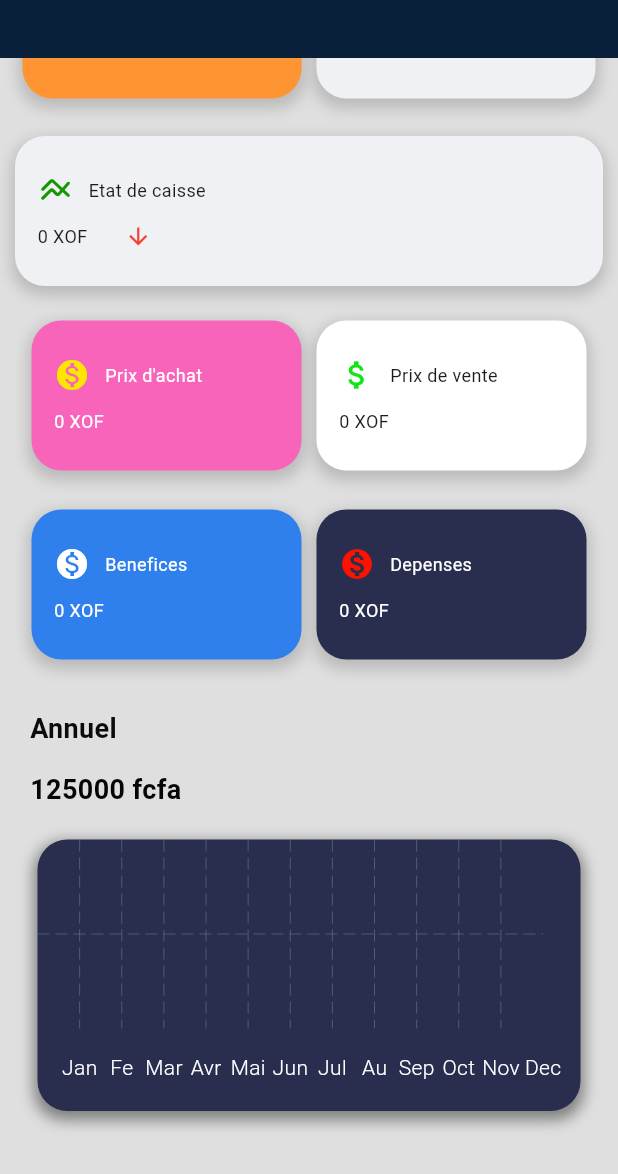
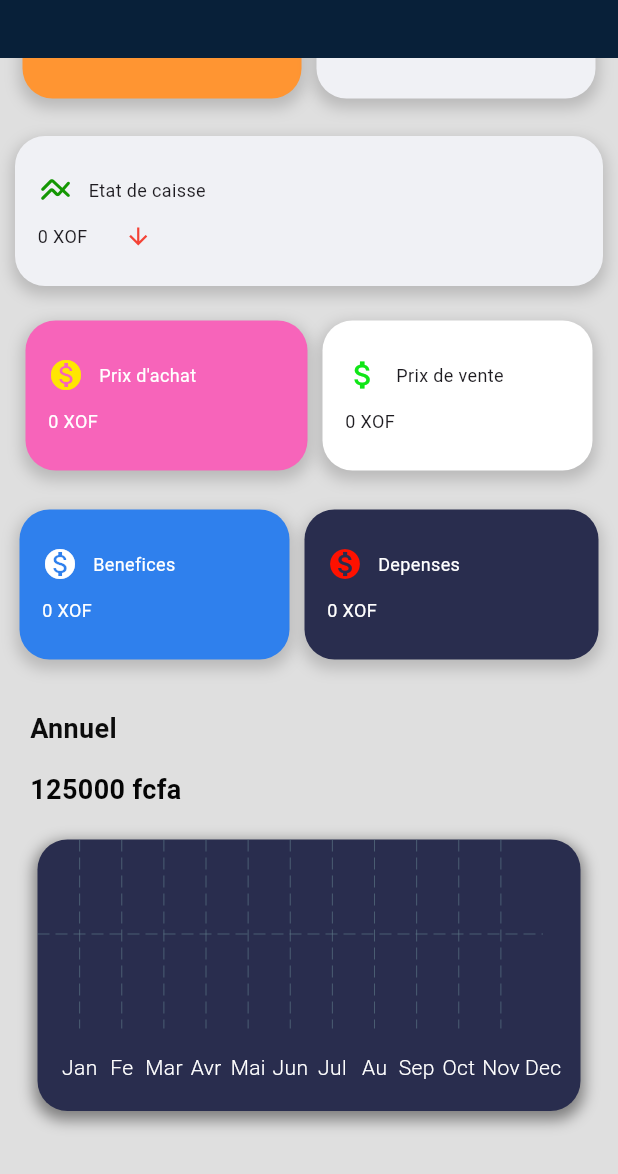
Before and after one commit to salif18/flutter_salsespulse, a Flutter app: the DashboardView screen opened directly, scrolled down 528 dp, on a phone screen of 412 x 824 dp, the part 62-1236 px from its top. Run offline on Flutter 3.47's test engine with Material 3 defaults, Android fonts, the phone set to English and light mode, and no system bars; drawn by our look-alikes of fl_chart; our stand-ins replace date_field, dio, google_fonts, image_picker, pdf, printing and 1 more; accounts and stored records are empty; network calls fail.

Commit message:
responsive la page dashboard

```diff
--- a/app/lib/views/dashbord/dashboard.dart
+++ b/app/lib/views/dashbord/dashboard.dart
@@ -1,7 +1,6 @@
 import 'dart:convert';
 
 import 'package:flutter/material.dart';
-import 'package:flutter/rendering.dart';
 import 'package:google_fonts/google_fonts.dart';
 import 'package:provider/provider.dart';
 import 'package:salespulse/components/app_bar.dart';
@@ -309,9 +308,30 @@ class _DashboardViewState extends State<DashboardView> {
                   itemBuilder: (context, index) {
                     final stock = populaireVente[index];
                     return ListTile(
-                      title: FittedBox(fit: BoxFit.scaleDown,child: Text(stock.id.nom,style: GoogleFonts.roboto(fontSize: AppSizes.fontMedium, color:Colors.white),)),
-                      subtitle: FittedBox(fit:BoxFit.scaleDown,child: Text(stock.id.categories,style: GoogleFonts.roboto(fontSize: AppSizes.fontMedium, color:Colors.white),)),
-                      trailing: FittedBox(fit: BoxFit.scaleDown,child: Text(stock.totalVendu.toString(),style: GoogleFonts.roboto(fontSize: AppSizes.fontMedium, color:Colors.white),)),
+                      title: FittedBox(
+                          fit: BoxFit.scaleDown,
+                          child: Text(
+                            stock.id.nom,
+                            style: GoogleFonts.roboto(
+                                fontSize: AppSizes.fontMedium,
+                                color: Colors.white),
+                          )),
+                      subtitle: FittedBox(
+                          fit: BoxFit.scaleDown,
+                          child: Text(
+                            stock.id.categories,
+                            style: GoogleFonts.roboto(
+                                fontSize: AppSizes.fontMedium,
+                                color: Colors.white),
+                          )),
+                      trailing: FittedBox(
+                          fit: BoxFit.scaleDown,
+                          child: Text(
+                            stock.totalVendu.toString(),
+                            style: GoogleFonts.roboto(
+                                fontSize: AppSizes.fontMedium,
+                                color: Colors.white),
+                          )),
                     );
                   },
                 ),
@@ -418,9 +438,11 @@ class _DashboardViewState extends State<DashboardView> {
 
   Widget _statsCaisse(BuildContext context) {
     int revenu = beneficeTotal - depenseTotal;
+    return LayoutBuilder(builder: (context, constraints) {
       return Container(
         margin: const EdgeInsets.all(10),
         padding: const EdgeInsets.all(10),
+        width: constraints.maxWidth,
         decoration: BoxDecoration(
           color: const Color(0xfff0f1f5),
           borderRadius: BorderRadius.circular(20),
@@ -434,7 +456,6 @@ class _DashboardViewState extends State<DashboardView> {
             ),
           ],
         ),
-      width: MediaQuery.of(context).size.width,
         height: 100,
         child: Column(
           mainAxisAlignment: MainAxisAlignment.center,
@@ -449,9 +470,13 @@ class _DashboardViewState extends State<DashboardView> {
                         color: Color.fromARGB(255, 20, 151, 3))),
                 Padding(
                     padding: const EdgeInsets.all(5),
+                    child: FittedBox(
+                      fit: BoxFit.scaleDown,
                       child: Text(
                         "Etat de caisse",
-                    style: GoogleFonts.roboto(fontSize: AppSizes.fontMedium),
+                        style:
+                            GoogleFonts.roboto(fontSize: AppSizes.fontMedium),
+                      ),
                     ))
               ],
             ),
@@ -459,9 +484,12 @@ class _DashboardViewState extends State<DashboardView> {
               padding: const EdgeInsets.all(5),
               child: Row(
                 children: [
-                Text(
+                  FittedBox(
+                    fit: BoxFit.scaleDown,
+                    child: Text(
                       "$revenu XOF",
                       style: GoogleFonts.roboto(fontSize: AppSizes.fontMedium),
+                    ),
                   ),
                   const SizedBox(width: 25),
                   revenu > 0
@@ -481,17 +509,22 @@ class _DashboardViewState extends State<DashboardView> {
           ],
         ),
       );
+    });
   }
 
   Widget _statsCaisse1(BuildContext context) {
     int prixGlobalAchat = totalAchatOfAchat + totalAchatOfVente;
 
+    return LayoutBuilder(builder: (context, constraints) {
       return Container(
         margin: const EdgeInsets.all(8.0),
+        width: constraints.maxWidth,
         child: Row(
           mainAxisAlignment: MainAxisAlignment.center,
           children: [
-          Container(
+            Flexible(
+              flex: 1,
+              child: Container(
                 margin: const EdgeInsets.all(5),
                 padding: const EdgeInsets.all(10),
                 decoration: BoxDecoration(
@@ -507,7 +540,6 @@ class _DashboardViewState extends State<DashboardView> {
                     ),
                   ],
                 ),
-            width: 180,
                 height: 100,
                 child: Column(
                   mainAxisAlignment: MainAxisAlignment.center,
@@ -522,26 +554,36 @@ class _DashboardViewState extends State<DashboardView> {
                                 color: Color.fromARGB(255, 255, 230, 1))),
                         Padding(
                             padding: const EdgeInsets.all(5),
+                            child: FittedBox(
+                              fit: BoxFit.scaleDown,
                               child: Text(
                                 "Prix d'achat",
                                 style: GoogleFonts.roboto(
                                     fontSize: AppSizes.fontMedium,
                                     color: Colors.white),
+                              ),
                             ))
                       ],
                     ),
                     Padding(
                       padding: const EdgeInsets.all(5),
+                      child: FittedBox(
+                        fit: BoxFit.scaleDown,
                         child: Text(
                           "$prixGlobalAchat XOF",
                           style: GoogleFonts.roboto(
-                        fontSize: AppSizes.fontMedium, color: Colors.white),
+                              fontSize: AppSizes.fontMedium,
+                              color: Colors.white),
+                        ),
                       ),
                     )
                   ],
                 ),
               ),
-          Container(
+            ),
+            Flexible(
+              flex: 1,
+              child: Container(
                 margin: const EdgeInsets.all(5),
                 padding: const EdgeInsets.all(10),
                 decoration: BoxDecoration(
@@ -574,31 +616,42 @@ class _DashboardViewState extends State<DashboardView> {
                             )),
                         Padding(
                             padding: const EdgeInsets.all(5),
+                            child: FittedBox(
+                              fit: BoxFit.scaleDown,
                               child: Text(
                                 "Prix de vente",
-                          style:
-                              GoogleFonts.roboto(fontSize: AppSizes.fontMedium),
+                                style: GoogleFonts.roboto(
+                                    fontSize: AppSizes.fontMedium),
+                              ),
                             ))
                       ],
                     ),
                     Padding(
                       padding: const EdgeInsets.all(5),
+                      child: FittedBox(
+                        fit: BoxFit.scaleDown,
                         child: Text(
                           "$venteTotal XOF",
-                    style: GoogleFonts.roboto(fontSize: AppSizes.fontMedium),
+                          style:
+                              GoogleFonts.roboto(fontSize: AppSizes.fontMedium),
+                        ),
                       ),
                     )
                   ],
                 ),
               ),
+            ),
           ],
         ),
       );
+    });
   }
 
   Widget _statsCaisse2(BuildContext context) {
+    return LayoutBuilder(builder: (context, constraints) {
       return Container(
         margin: const EdgeInsets.all(8.0),
+        width: constraints.maxWidth,
         child: Row(
           mainAxisAlignment: MainAxisAlignment.center,
           children: [
@@ -635,26 +688,34 @@ class _DashboardViewState extends State<DashboardView> {
                           )),
                       Padding(
                           padding: const EdgeInsets.all(5),
+                          child: FittedBox(
+                            fit: BoxFit.scaleDown,
                             child: Text(
                               "Benefices",
                               style: GoogleFonts.roboto(
                                   fontSize: AppSizes.fontMedium,
                                   color: Colors.white),
+                            ),
                           ))
                     ],
                   ),
                   Padding(
                     padding: const EdgeInsets.all(5),
+                    child: FittedBox(
+                      fit: BoxFit.scaleDown,
                       child: Text(
                         "$beneficeTotal XOF",
                         style: GoogleFonts.roboto(
                             fontSize: AppSizes.fontMedium, color: Colors.white),
                       ),
+                    ),
                   )
                 ],
               ),
             ),
-          Container(
+            Flexible(
+              flex: 1,
+              child: Container(
                 margin: const EdgeInsets.all(5),
                 padding: const EdgeInsets.all(10),
                 decoration: BoxDecoration(
@@ -670,7 +731,6 @@ class _DashboardViewState extends State<DashboardView> {
                     ),
                   ],
                 ),
-            width: 180,
                 height: 100,
                 child: Column(
                   mainAxisAlignment: MainAxisAlignment.center,
@@ -685,34 +745,44 @@ class _DashboardViewState extends State<DashboardView> {
                                 color: Color.fromARGB(255, 255, 17, 0))),
                         Padding(
                             padding: const EdgeInsets.all(5),
+                            child: FittedBox(
+                              fit: BoxFit.scaleDown,
                               child: Text(
                                 "Depenses",
                                 style: GoogleFonts.roboto(
                                     fontSize: AppSizes.fontMedium,
                                     color: Colors.white),
+                              ),
                             ))
                       ],
                     ),
                     Padding(
                       padding: const EdgeInsets.all(5),
+                      child: FittedBox(
+                        fit: BoxFit.scaleDown,
                         child: Text(
                           "$depenseTotal XOF",
                           style: GoogleFonts.roboto(
-                        fontSize: AppSizes.fontMedium, color: Colors.white),
+                              fontSize: AppSizes.fontMedium,
+                              color: Colors.white),
+                        ),
                       ),
                     )
                   ],
                 ),
               ),
+            ),
           ],
         ),
       );
+    });
   }
 
   Widget _statsAnnuel(BuildContext context) {
+    return LayoutBuilder(builder: (context, constraints) {
       return Container(
         margin: const EdgeInsets.all(5),
-      width: double.infinity,
+        width: constraints.maxWidth,
         height: 320,
         decoration: BoxDecoration(
           borderRadius: BorderRadius.circular(20),
@@ -723,22 +793,29 @@ class _DashboardViewState extends State<DashboardView> {
           children: [
             Padding(
                 padding: const EdgeInsets.all(15),
+                child: FittedBox(
+                  fit: BoxFit.scaleDown,
                   child: Text("Annuel",
                       style: GoogleFonts.roboto(
                           fontWeight: FontWeight.w600,
                           fontSize: 18,
-                      color: const Color.fromARGB(255, 12, 12, 12)))),
+                          color: const Color.fromARGB(255, 12, 12, 12))),
+                )),
             Padding(
               padding: const EdgeInsets.only(left: 15),
+              child: FittedBox(
+                fit: BoxFit.scaleDown,
                 child: Text("125000 fcfa",
                     style: GoogleFonts.roboto(
                         fontWeight: FontWeight.w600,
                         fontSize: 18,
                         color: const Color.fromARGB(255, 5, 5, 5))),
               ),
+            ),
             LineChartWidget(data: statsYear),
           ],
         ),
       );
+    });
   }
 }
```
Lines whose indentation alone changed are shown as unchanged.
